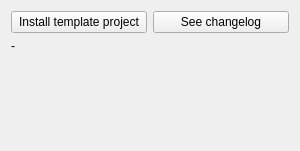
Before: the Qt Designer form oqtopus/ui/project_widget.ui in ponceta/oqtopus, drawn with Qt 5.
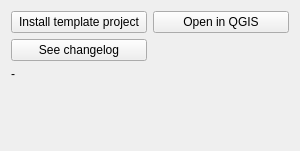
After: the same form once the commit is applied.

Commit message: button to open project + use QgsSettings when possible

```diff
--- a/oqtopus/ui/project_widget.ui
+++ b/oqtopus/ui/project_widget.ui
@@ -21,7 +21,21 @@
      </property>
     </widget>
    </item>
-   <item row="1" column="0" colspan="2">
+   <item row="0" column="1">
+    <widget class="QPushButton" name="project_openInQgis_pushButton">
+     <property name="text">
+      <string>Open in QGIS</string>
+     </property>
+    </widget>
+   </item>
+   <item row="1" column="0">
+    <widget class="QPushButton" name="project_seeChangelog_pushButton">
+     <property name="text">
+      <string>See changelog</string>
+     </property>
+    </widget>
+   </item>
+   <item row="2" column="0" colspan="2">
     <widget class="QLabel" name="project_info_label">
      <property name="text">
       <string>-</string>
@@ -34,14 +48,7 @@
      </property>
     </widget>
    </item>
-   <item row="0" column="1">
-    <widget class="QPushButton" name="project_seeChangelog_pushButton">
-     <property name="text">
-      <string>See changelog</string>
-     </property>
-    </widget>
-   </item>
-   <item row="2" column="0">
+   <item row="3" column="0">
     <spacer name="verticalSpacer">
      <property name="orientation">
       <enum>Qt::Vertical</enum>
```
The commit also changes 4 other files.
